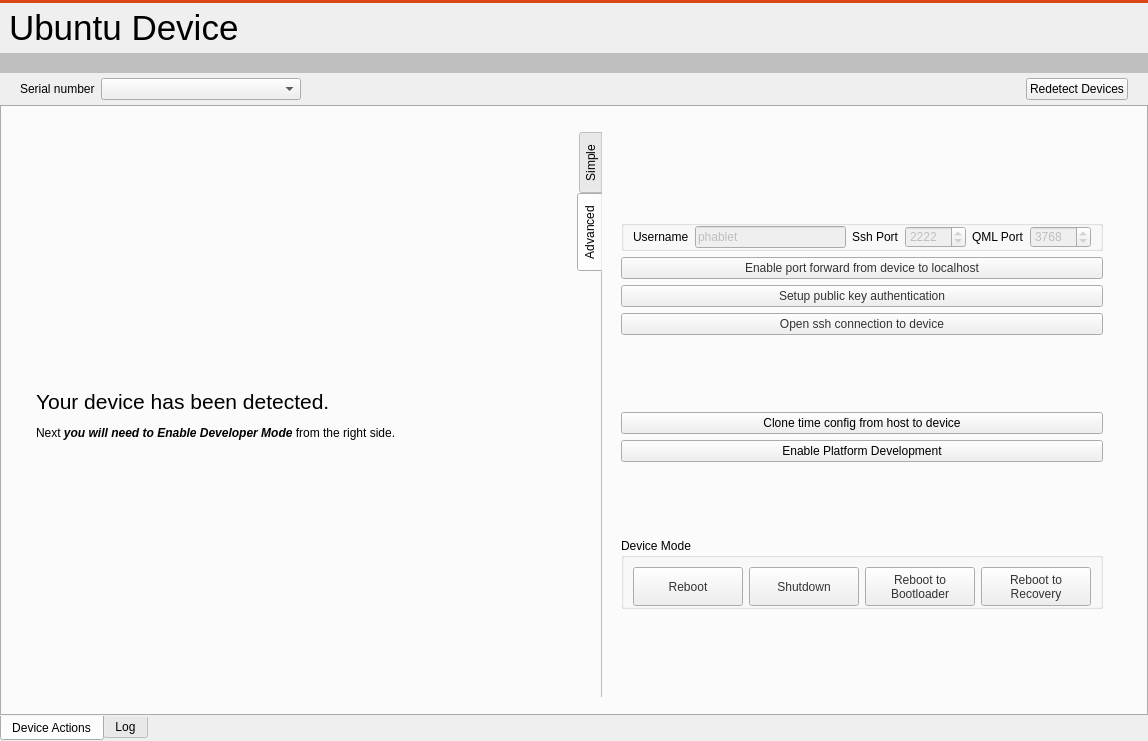
runelabs/qtcreator-plugin-ubuntu, file src/ubuntu/ubuntudeviceswidget.ui: the form before one commit.
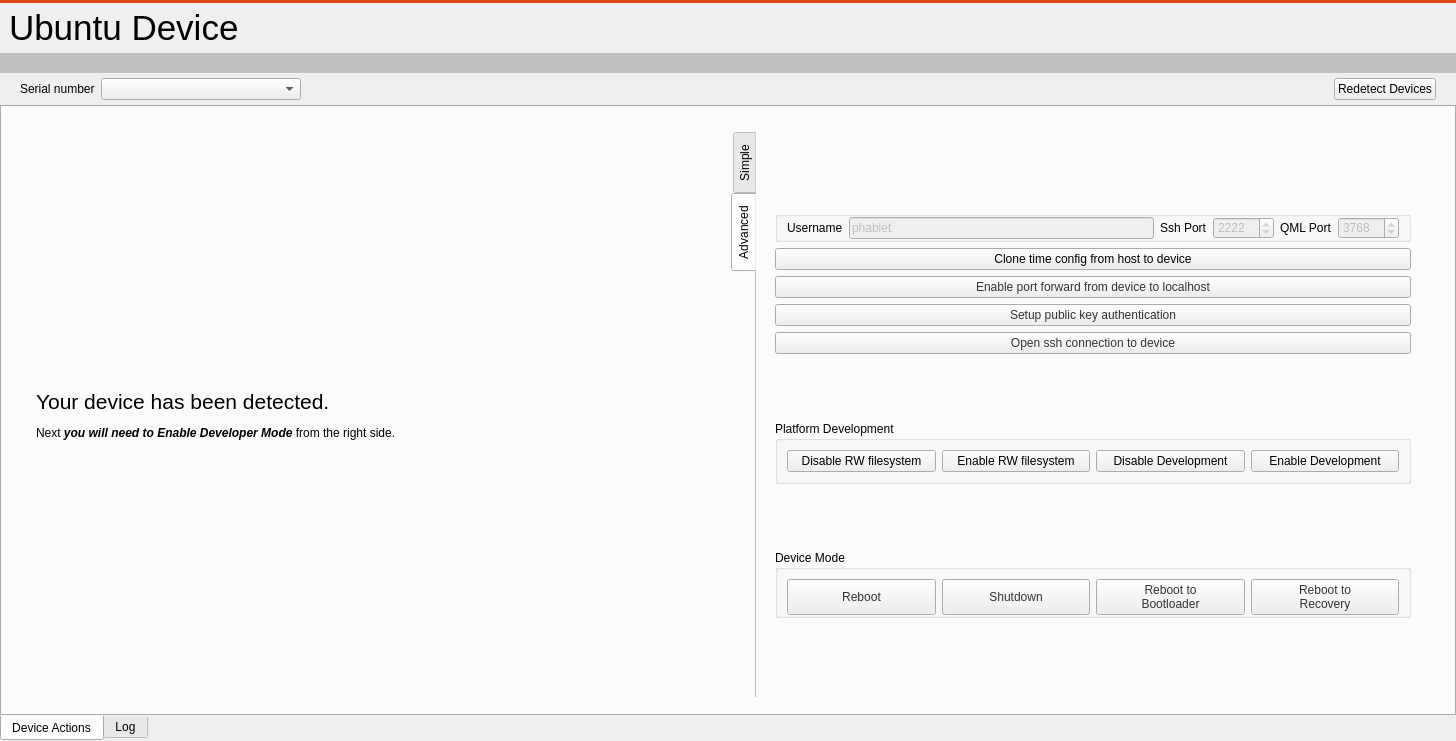
The form after the commit. The open tabs and pages were chosen to show the change.

Commit message: Platfom development mode needs write access on the RO image (LP: #1229129)

```diff
--- a/src/ubuntu/ubuntudeviceswidget.ui
+++ b/src/ubuntu/ubuntudeviceswidget.ui
@@ -6,7 +6,7 @@
    <rect>
     <x>0</x>
     <y>0</y>
-    <width>1148</width>
+    <width>1456</width>
     <height>741</height>
    </rect>
   </property>
@@ -235,7 +235,7 @@
           <rect>
            <x>0</x>
            <y>0</y>
-           <width>1148</width>
+           <width>1456</width>
            <height>629</height>
           </rect>
          </property>
@@ -676,6 +676,13 @@
                                </layout>
                               </widget>
                              </item>
+                             <item>
+                              <widget class="QPushButton" name="pushButtonCloneTimeConfig">
+                               <property name="text">
+                                <string>Clone time config from host to device</string>
+                               </property>
+                              </widget>
+                             </item>
                              <item>
                               <widget class="QPushButton" name="pushButtonPortForward">
                                <property name="styleSheet">
@@ -723,17 +730,40 @@
                               </spacer>
                              </item>
                              <item>
-                              <widget class="QPushButton" name="pushButtonCloneTimeConfig">
+                              <widget class="QGroupBox" name="groupBox_2">
+                               <property name="title">
+                                <string>Platform Development</string>
+                               </property>
+                               <layout class="QHBoxLayout" name="horizontalLayout_8">
+                                <item>
+                                 <widget class="QPushButton" name="pushButton_filesystem_rw_disable">
                                <property name="text">
-                                <string>Clone time config from host to device</string>
+                                   <string>Disable RW filesystem</string>
+                                  </property>
+                                 </widget>
+                                </item>
+                                <item>
+                                 <widget class="QPushButton" name="pushButton_filesystem_rw_enable">
+                                  <property name="text">
+                                   <string>Enable RW filesystem</string>
+                                  </property>
+                                 </widget>
+                                </item>
+                                <item>
+                                 <widget class="QPushButton" name="pushButtonPlatformDevelopmentRemove">
+                                  <property name="text">
+                                   <string>Disable Development</string>
                                </property>
                               </widget>
                              </item>
                              <item>
                               <widget class="QPushButton" name="pushButtonPlatformDevelopment">
                                <property name="text">
-                                <string>Enable Platform Development</string>
-                               </property>
+                                   <string>Enable Development</string>
+                                  </property>
+                                 </widget>
+                                </item>
+                               </layout>
                               </widget>
                              </item>
                              <item>
```
Left out of the diff: 2 changed lines with no effect on the pictures. Lines whose indentation alone changed are shown as unchanged. The commit also changes 11 other files.
